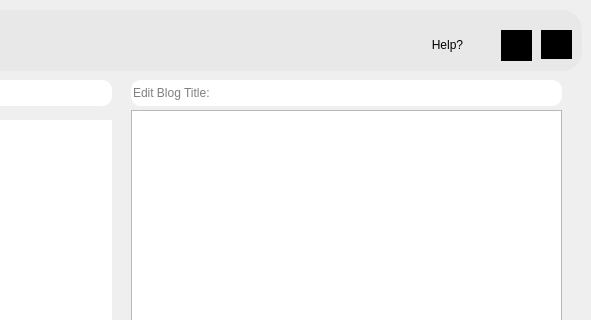
Old version of the form ui/DrinksPage.ui in the repository xbinh47/PTA_TungNam_DaiKhang; both pictures show x 409 to 1000 and y 0 to 320 of the 1000 by 600 pixel window.
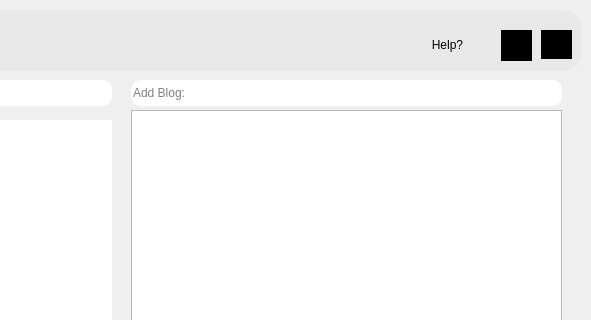
New version of the form. Icons and pictures are not drawn.

The edit to the form file:
```diff
--- a/ui/DrinksPage.ui
+++ b/ui/DrinksPage.ui
@@ -295,7 +295,7 @@
       <string notr="true">border-radius:10px</string>
      </property>
      <property name="placeholderText">
-      <string>Edit Blog Title:</string>
+      <string>Add Blog:</string>
      </property>
     </widget>
     <widget class="QTextEdit" name="textEdit">
```
Left out of the diff: 4 changed lines with no effect on the pictures.
